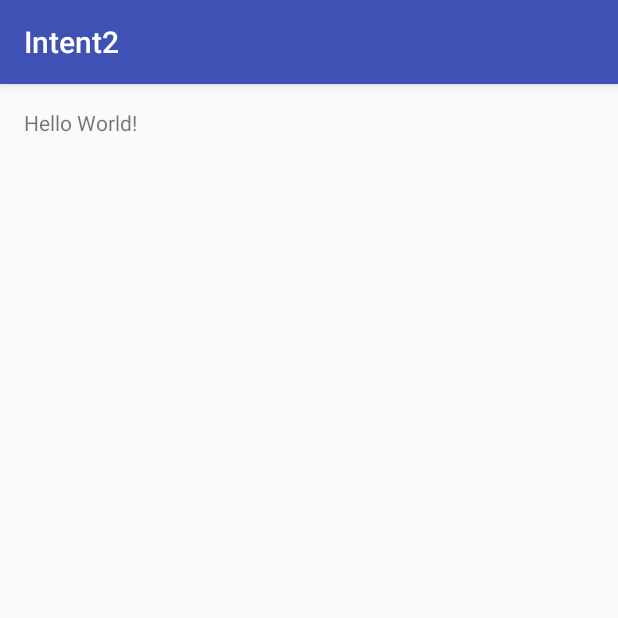
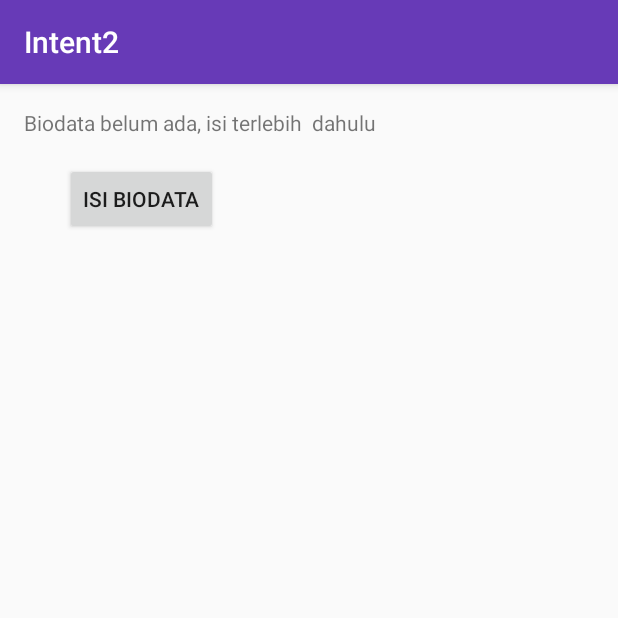
Before and after one commit to dinipuji/Intent2-1, an Android app: the screen it shows after launch (MainActivity), on a phone screen of 412 x 824 dp, the top half of it. Run offline under Robolectric (Android 15) with nearby library versions, the phone set to English and light mode, and no system bars.

Commit message:
startActivityForResult Final

```diff
--- a/app/src/main/AndroidManifest.xml
+++ b/app/src/main/AndroidManifest.xml
@@ -15,6 +15,7 @@
                 <category android:name="android.intent.category.LAUNCHER" />
             </intent-filter>
         </activity>
+        <activity android:name=".InputActivity"></activity>
     </application>
 
 </manifest>
--- a/app/src/main/res/layout/activity_main.xml
+++ b/app/src/main/res/layout/activity_main.xml
@@ -1,9 +1,10 @@
 <?xml version="1.0" encoding="utf-8"?>
-<RelativeLayout xmlns:android="http://schemas.android.com/apk/res/android"
+<LinearLayout xmlns:android="http://schemas.android.com/apk/res/android"
     xmlns:tools="http://schemas.android.com/tools"
     android:id="@+id/activity_main"
     android:layout_width="match_parent"
     android:layout_height="match_parent"
+    android:orientation="vertical"
     android:paddingBottom="@dimen/activity_vertical_margin"
     android:paddingLeft="@dimen/activity_horizontal_margin"
     android:paddingRight="@dimen/activity_horizontal_margin"
@@ -11,7 +12,23 @@
     tools:context="id.sch.smktelkom_mlg.learn.intent2.MainActivity">
 
     <TextView
+        android:id="@+id/textViewBiodata"
         android:layout_width="wrap_content"
         android:layout_height="wrap_content"
-        android:text="Hello World!" />
-</RelativeLayout>
+        android:text="Biodata belum ada, isi terlebih  dahulu"
+        tools:ignore="HardcodedText" />
+
+    <Button
+        android:id="@+id/buttonInput"
+        android:layout_width="wrap_content"
+        android:layout_height="wrap_content"
+        android:layout_alignParentLeft="true"
+        android:layout_alignParentStart="true"
+        android:layout_below="@+id/textViewBiodata"
+        android:layout_marginLeft="27dp"
+        android:layout_marginStart="27dp"
+        android:layout_marginTop="17dp"
+        android:text="Isi Biodata"
+        tools:ignore="HardcodedText,ObsoleteLayoutParam" />
+
+</LinearLayout>
--- a/app/src/main/res/values/colors.xml
+++ b/app/src/main/res/values/colors.xml
@@ -1,6 +1,6 @@
 <?xml version="1.0" encoding="utf-8"?>
 <resources>
-    <color name="colorPrimary">#3F51B5</color>
-    <color name="colorPrimaryDark">#303F9F</color>
-    <color name="colorAccent">#FF4081</color>
+    <color name="colorPrimary">#673ab7</color>
+    <color name="colorPrimaryDark">#7e57c2</color>
+    <color name="colorAccent">#9575cd</color>
 </resources>
```
Also changed, not shown: app/src/main/java/id/sch/smktelkom_mlg/learn/intent2/InputActivity.java (added, +44 -0 lines), app/src/main/java/id/sch/smktelkom_mlg/learn/intent2/MainActivity.java (+26 -0 lines), app/src/main/res/layout/activity_input.xml (added, +38 -0 lines).
